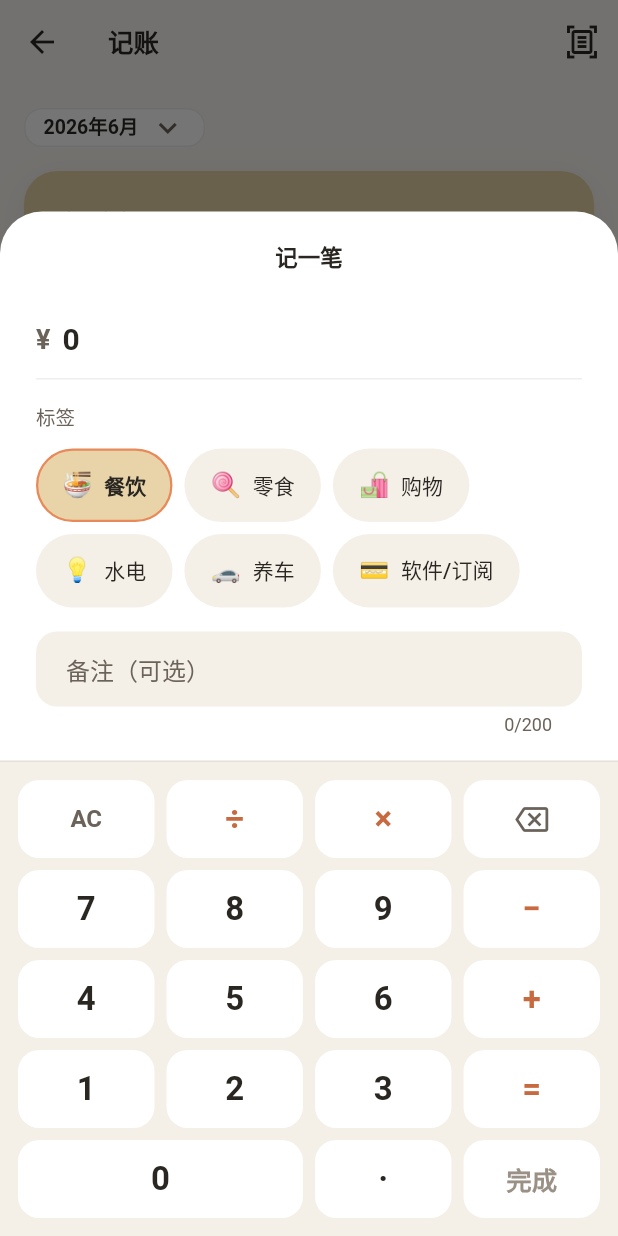
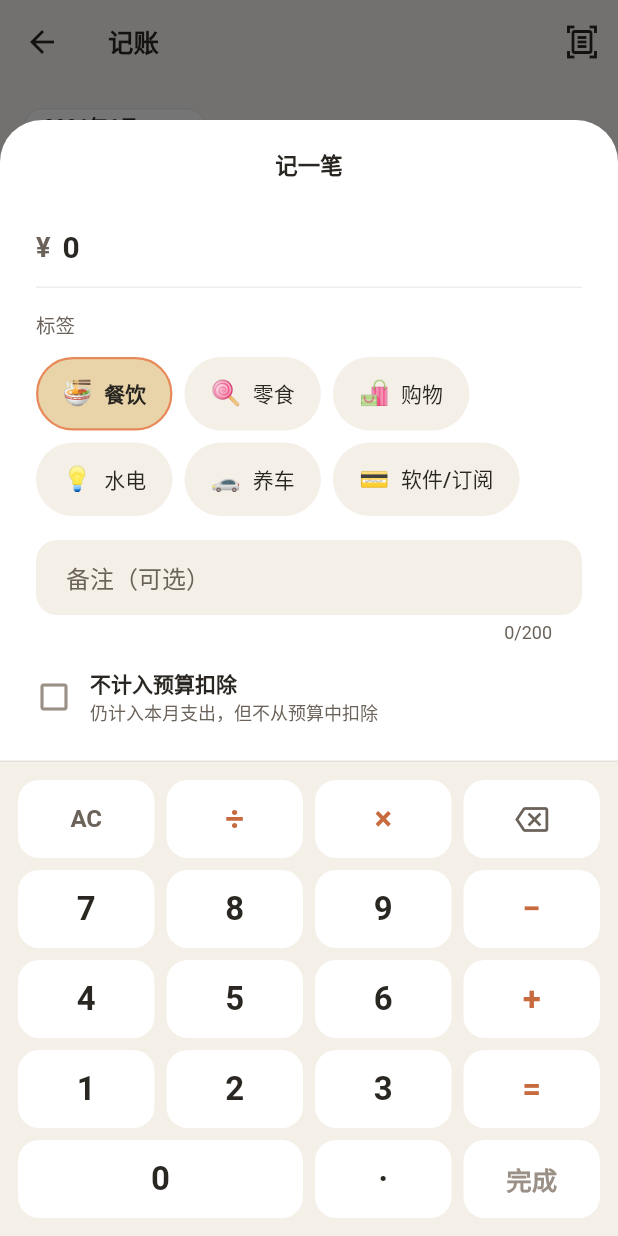
Before and after one commit to chunyiKit/Wo, a Flutter app: the AccountingPage screen opened directly, after a tap on "记一笔", on a phone screen of 412 x 824 dp. Run offline on Flutter 3.47's test engine with Material 3 defaults, Android fonts, the phone set to English and light mode, and no system bars; our stand-ins replace cached_network_image, flutter_animate, flutter_cache_manager, flutter_image_compress, geolocator, go_router and 8 more; missing offline and left inert: add_2_calendar, exif, flutter_displaymode, gal, jpush_flutter, mobile_scanner; accounts and stored records are empty; Roboto replaces fonts that are missing (HarmonyOS Sans); statements that could not run were skipped.

Commit message:
feat(accounting): 记账新增「不计入预算扣除」勾选与预算内/外拆分
记一笔/编辑支出新增「不计入预算扣除」勾选（默认不勾选）。勾选后这笔仍计入本月
支出，但不从月预算中扣除（预算外支出），本月剩余只扣预算内部分。

- 后端：Transaction 新增 exclude_from_budget（默认 false，迁移 p38 补列、旧数据
  默认计入预算）；/summary 返回 budgeted_total / excluded_total，remaining 改为
  只扣预算内；首页卡片「剩余」同步只扣预算内。
- 前端：记一笔表单加勾选并在编辑时回填；本月支出下方小字拆分展示「预算内 / 预算外」；
  列表中预算外记录加「预算外」小标签。
- 测试：新增 4 个用例覆盖默认值、计入总额不扣预算、改 toggle、首页卡片忽略预算外；
  test_accounting.py 17 项通过。

```diff
--- a/lib/data/models.dart
+++ b/lib/data/models.dart
@@ -507,6 +507,7 @@ class Expense {
     required this.amount,
     required this.category,
     this.note,
+    this.excludeFromBudget = false,
     this.createdBy,
     this.creatorName,
     this.creatorEmoji,
@@ -519,6 +520,9 @@ class Expense {
   final double amount;
   final String category; // dining | shopping | utilities | car
   final String? note;
+
+  /// true 表示这笔仍计入「本月支出」，但不从月预算中扣除（预算外支出）。
+  final bool excludeFromBudget;
   final String? createdBy;
   final String? creatorName;
   final String? creatorEmoji;
@@ -533,6 +537,7 @@ class Expense {
         amount: _parseNum(j['amount']),
         category: j['category'] as String? ?? '',
         note: j['note'] as String?,
+        excludeFromBudget: j['exclude_from_budget'] as bool? ?? false,
         createdBy: j['created_by'] as String?,
         creatorName: j['creator_name'] as String?,
         creatorEmoji: j['creator_emoji'] as String?,
@@ -546,17 +551,25 @@ class AccountingSummary {
     required this.monthTotal,
     this.budget,
     this.remaining,
+    this.budgetedTotal = 0,
+    this.excludedTotal = 0,
   });
 
   final double monthTotal;
   final double? budget;
   final double? remaining;
+
+  /// 本月支出拆分：预算内（计入预算扣除）+ 预算外（不计入）= [monthTotal]。
+  final double budgetedTotal;
+  final double excludedTotal;
 
   factory AccountingSummary.fromJson(Map<String, dynamic> j) =>
       AccountingSummary(
         monthTotal: _parseNum(j['month_total']),
         budget: _parseNumOrNull(j['budget']),
         remaining: _parseNumOrNull(j['remaining']),
+        budgetedTotal: _parseNum(j['budgeted_total']),
+        excludedTotal: _parseNum(j['excluded_total']),
       );
 }
 
--- a/lib/data/wo_api.dart
+++ b/lib/data/wo_api.dart
@@ -856,6 +856,7 @@ class WoApi {
     required double amount,
     required String category,
     String? note,
+    bool excludeFromBudget = false,
   }) async {
     final data = await _client.post(
       '/families/$familyId/plugins/accounting/transactions',
@@ -863,6 +864,7 @@ class WoApi {
         'amount': amount,
         'category': category,
         if (note != null && note.isNotEmpty) 'note': note,
+        'exclude_from_budget': excludeFromBudget,
       },
     );
     return Expense.fromJson(data as Map<String, dynamic>);
@@ -874,6 +876,7 @@ class WoApi {
     required double amount,
     required String category,
     String? note,
+    bool excludeFromBudget = false,
   }) async {
     final data = await _client.put(
       '/families/$familyId/plugins/accounting/transactions/$id',
@@ -881,6 +884,7 @@ class WoApi {
         'amount': amount,
         'category': category,
         'note': note,
+        'exclude_from_budget': excludeFromBudget,
       },
     );
     return Expense.fromJson(data as Map<String, dynamic>);
--- a/lib/features/plugins/accounting/accounting_entry_sheet.dart
+++ b/lib/features/plugins/accounting/accounting_entry_sheet.dart
@@ -39,6 +39,8 @@ class _ExpenseEntrySheetState extends State<_ExpenseEntrySheet> {
   late final TextEditingController _note;
   late final FocusNode _noteFocus;
   bool _submitting = false;
+  // 勾选后这笔仍计入「本月支出」，但不从月预算中扣除（预算外支出）。默认不勾选。
+  bool _excludeFromBudget = false;
 
   // 计算器状态：金额输入不再调起系统输入法，由下方自绘键盘驱动。
   // _input  当前正在输入的操作数（字符串，允许带 `.`）。
@@ -68,6 +70,7 @@ class _ExpenseEntrySheetState extends State<_ExpenseEntrySheet> {
         ? _trimAmount(e.amount)
         : (d?.amount != null ? _trimAmount(d!.amount!) : '');
     _note = TextEditingController(text: e?.note ?? d?.note ?? '');
+    _excludeFromBudget = e?.excludeFromBudget ?? false;
     _noteFocus = FocusNode();
     _noteFocus.addListener(_onNoteFocusChange);
   }
@@ -283,6 +286,7 @@ class _ExpenseEntrySheetState extends State<_ExpenseEntrySheet> {
           amount: amount,
           category: _category,
           note: note.isEmpty ? null : note,
+          excludeFromBudget: _excludeFromBudget,
         );
       } else {
         await session.api.createExpense(
@@ -290,6 +294,7 @@ class _ExpenseEntrySheetState extends State<_ExpenseEntrySheet> {
           amount: amount,
           category: _category,
           note: note.isEmpty ? null : note,
+          excludeFromBudget: _excludeFromBudget,
         );
       }
       if (mounted) nav.pop(true);
@@ -387,6 +392,14 @@ class _ExpenseEntrySheetState extends State<_ExpenseEntrySheet> {
                           hintText: '写点什么',
                         ),
                       ),
+                      const SizedBox(height: WoTokens.space2),
+                      _BudgetExcludeToggle(
+                        value: _excludeFromBudget,
+                        onChanged: (v) {
+                          if (_noteFocus.hasFocus) _noteFocus.unfocus();
+                          setState(() => _excludeFromBudget = v);
+                        },
+                      ),
                     ],
                   ),
                 ),
@@ -452,6 +465,53 @@ class _AmountDisplay extends StatelessWidget {
                     color: isError ? wo.danger : wo.fg,
                   ),
                 ),
+              ),
+            ),
+          ],
+        ),
+      ),
+    );
+  }
+}
+
+/// 「不计入预算扣除」开关：勾选后这笔仍计入本月支出，但不从月预算中扣除。
+class _BudgetExcludeToggle extends StatelessWidget {
+  const _BudgetExcludeToggle({required this.value, required this.onChanged});
+
+  final bool value;
+  final ValueChanged<bool> onChanged;
+
+  @override
+  Widget build(BuildContext context) {
+    final wo = context.wo;
+    final t = Theme.of(context).textTheme;
+    return InkWell(
+      borderRadius: BorderRadius.circular(WoTokens.chipRadius),
+      onTap: () => onChanged(!value),
+      child: Padding(
+        padding: const EdgeInsets.symmetric(vertical: WoTokens.space2),
+        child: Row(
+          children: [
+            Icon(
+              value ? Icons.check_box_rounded : Icons.check_box_outline_blank,
+              color: value ? wo.accent : wo.fgDim,
+              size: 24,
+            ),
+            const SizedBox(width: WoTokens.space3),
+            Expanded(
+              child: Column(
+                crossAxisAlignment: CrossAxisAlignment.start,
+                children: [
+                  Text(
+                    '不计入预算扣除',
+                    style: t.bodyMedium?.copyWith(fontWeight: FontWeight.w600),
+                  ),
+                  const SizedBox(height: 2),
+                  Text(
+                    '仍计入本月支出，但不从预算中扣除',
+                    style: t.bodySmall?.copyWith(color: wo.fgMid),
+                  ),
+                ],
               ),
             ),
           ],
--- a/lib/features/plugins/accounting/accounting_page.dart
+++ b/lib/features/plugins/accounting/accounting_page.dart
@@ -410,6 +410,16 @@ class _SummaryCard extends StatelessWidget {
               letterSpacing: -1,
             ),
           ),
+          const SizedBox(height: WoTokens.space2),
+          // 本月支出拆分：预算内（计入预算扣除）+ 预算外（不计入）。小字展示。
+          Wrap(
+            spacing: WoTokens.space4,
+            runSpacing: WoTokens.space1,
+            children: [
+              _SplitStat(label: '预算内', value: summary.budgetedTotal),
+              _SplitStat(label: '预算外', value: summary.excludedTotal),
+            ],
+          ),
           const SizedBox(height: WoTokens.space4),
           Row(
             children: [
@@ -435,6 +445,31 @@ class _SummaryCard extends StatelessWidget {
           ),
         ],
       ),
+    );
+  }
+}
+
+/// 本月支出旁的小字拆分项：「预算内 ¥X」/「预算外 ¥Y」。
+class _SplitStat extends StatelessWidget {
+  const _SplitStat({required this.label, required this.value});
+
+  final String label;
+  final double value;
+
+  @override
+  Widget build(BuildContext context) {
+    final wo = context.wo;
+    final t = Theme.of(context).textTheme;
+    return Row(
+      mainAxisSize: MainAxisSize.min,
+      children: [
+        Text(label, style: t.labelMedium?.copyWith(color: wo.fgMid)),
+        const SizedBox(width: 4),
+        Text(
+          _money(value),
+          style: t.labelMedium?.copyWith(fontWeight: FontWeight.w700),
+        ),
+      ],
     );
   }
 }
@@ -536,9 +571,28 @@ class _ExpenseTile extends StatelessWidget {
             ),
           ),
           const SizedBox(width: WoTokens.space3),
-          Text(
-            _money(expense.amount),
-            style: t.titleMedium?.copyWith(fontWeight: FontWeight.w700),
+          Column(
+            crossAxisAlignment: CrossAxisAlignment.end,
+            children: [
+              Text(
+                _money(expense.amount),
+                style: t.titleMedium?.copyWith(fontWeight: FontWeight.w700),
+              ),
+              if (expense.excludeFromBudget) ...[
+                const SizedBox(height: 3),
+                Container(
+                  padding: const EdgeInsets.symmetric(horizontal: 6, vertical: 1),
+                  decoration: BoxDecoration(
+                    color: wo.bgTint,
+                    borderRadius: BorderRadius.circular(6),
+                  ),
+                  child: Text(
+                    '预算外',
+                    style: t.labelSmall?.copyWith(color: wo.fgMid),
+                  ),
+                ),
+              ],
+            ],
           ),
         ],
       ),
--- a/pubspec.yaml
+++ b/pubspec.yaml
@@ -1,7 +1,7 @@
 name: wo
 description: 窝（Wo）— 插件化家庭事务 App
 publish_to: "none"
-version: 0.3.16+39
+version: 0.3.16+40
 
 environment:
   sdk: ">=3.6.0 <4.0.0"
```
Also changed, not shown: 6 other files.
